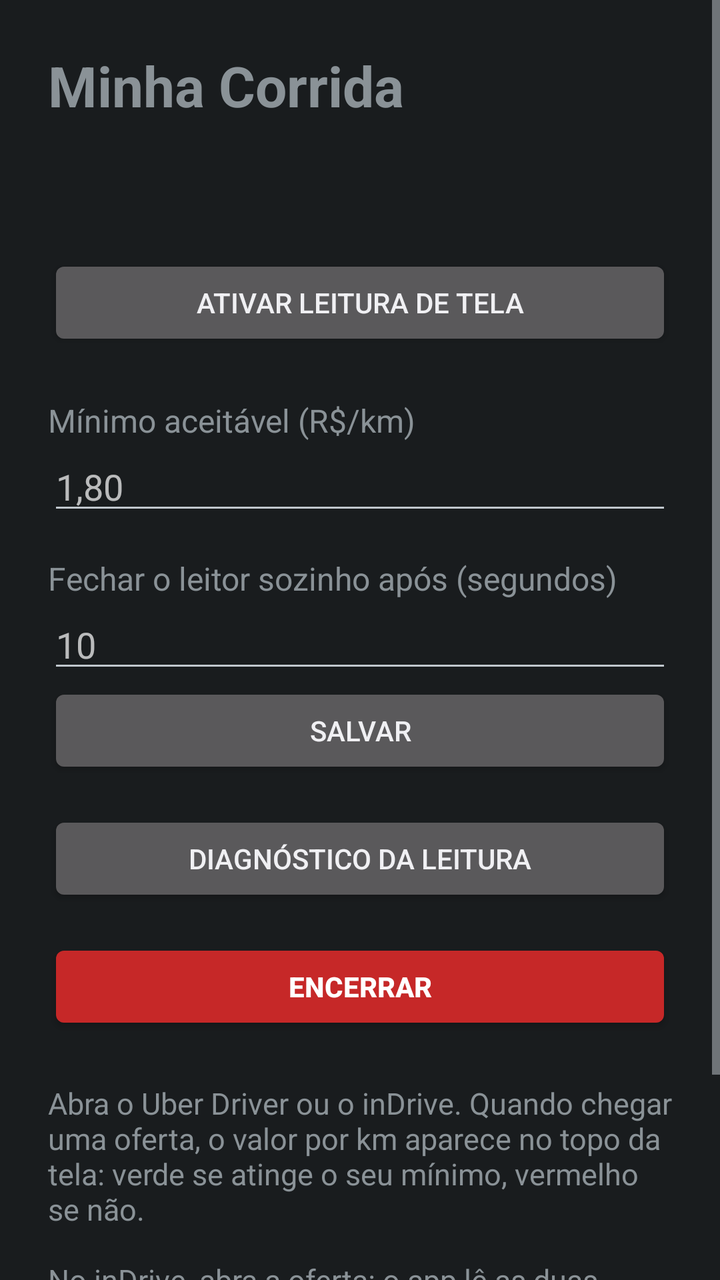
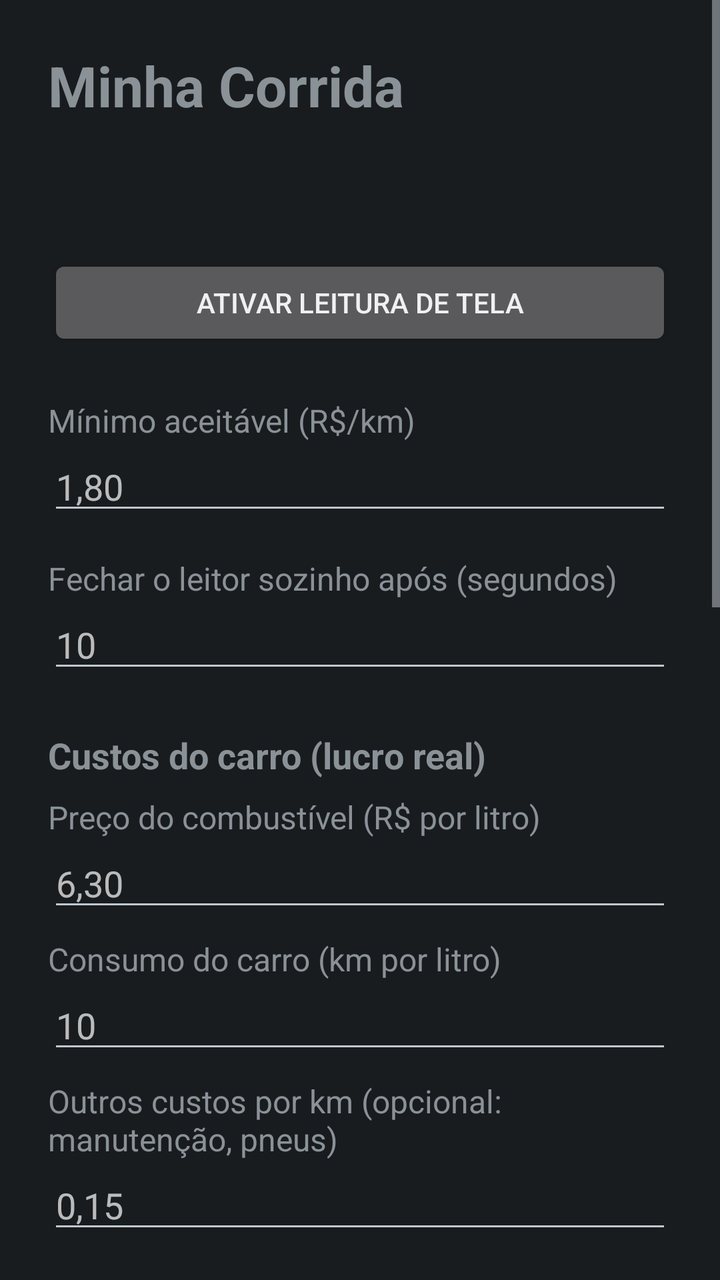

Two renders of the same Android screen: before a commit and after it. Below are the layout's source before the change and the commit's diff.
<!-- AndroidManifest.xml: application theme android:Theme.DeviceDefault.NoActionBar -->
<!-- res/layout/activity_main.xml -->
<?xml version="1.0" encoding="utf-8"?>
<ScrollView xmlns:android="http://schemas.android.com/apk/res/android"
    android:layout_width="match_parent"
    android:layout_height="match_parent">

    <LinearLayout
        android:layout_width="match_parent"
        android:layout_height="wrap_content"
        android:orientation="vertical"
        android:padding="24dp">

        <TextView
            android:layout_width="wrap_content"
            android:layout_height="wrap_content"
            android:text="@string/app_name"
            android:textSize="28sp"
            android:textStyle="bold" />

        <TextView
            android:id="@+id/tvVersion"
            android:layout_width="wrap_content"
            android:layout_height="wrap_content"
            android:alpha="0.7"
            android:textSize="13sp" />

        <TextView
            android:id="@+id/tvStatus"
            android:layout_width="wrap_content"
            android:layout_height="wrap_content"
            android:layout_marginTop="16dp"
            android:textSize="18sp" />

        <Button
            android:id="@+id/btnOpenSettings"
            android:layout_width="match_parent"
            android:layout_height="wrap_content"
            android:layout_marginTop="8dp"
            android:text="@string/open_settings" />

        <TextView
            android:layout_width="wrap_content"
            android:layout_height="wrap_content"
            android:layout_marginTop="24dp"
            android:text="@string/min_label"
            android:textSize="16sp" />

        <EditText
            android:id="@+id/etMinValue"
            android:layout_width="match_parent"
            android:layout_height="wrap_content"
            android:digits="0123456789,."
            android:hint="1,80"
            android:importantForAutofill="no"
            android:inputType="numberDecimal" />

        <TextView
            android:layout_width="wrap_content"
            android:layout_height="wrap_content"
            android:layout_marginTop="16dp"
            android:text="@string/timeout_label"
            android:textSize="16sp" />

        <EditText
            android:id="@+id/etTimeout"
            android:layout_width="match_parent"
            android:layout_height="wrap_content"
            android:hint="10"
            android:importantForAutofill="no"
            android:inputType="number"
            android:maxLength="3" />

        <Button
            android:id="@+id/btnSave"
            android:layout_width="match_parent"
            android:layout_height="wrap_content"
            android:text="@string/save" />

        <Button
            android:id="@+id/btnDiagnostics"
            android:layout_width="match_parent"
            android:layout_height="wrap_content"
            android:layout_marginTop="16dp"
            android:text="@string/diagnostics_title" />

        
        <Button
            android:id="@+id/btnExit"
            android:layout_width="match_parent"
            android:layout_height="wrap_content"
            android:layout_marginTop="16dp"
            android:backgroundTint="#C62828"
            android:text="@string/exit"
            android:textColor="#FFFFFFFF"
            android:textStyle="bold" />

        <TextView
            android:layout_width="wrap_content"
            android:layout_height="wrap_content"
            android:layout_marginTop="24dp"
            android:text="@string/help"
            android:textSize="15sp" />
    </LinearLayout>
</ScrollView>
<!-- resources referenced by this layout -->
<resources>
  <string name="app_name">Minha Corrida</string>
  <string name="diagnostics_title">Diagnóstico da leitura</string>
  <string name="exit">Encerrar</string>
  <string name="help">Abra o Uber Driver ou o inDrive. Quando chegar uma oferta, o valor por km aparece no topo da tela: verde se atinge o seu mínimo, vermelho se não.\n\nNo inDrive, abra a oferta: o app lê as duas distâncias do mapa (até o passageiro + viagem).\n\nO leitor fecha com um toque ou após o tempo configurado.</string>
  <string name="min_label">Mínimo aceitável (R$/km)</string>
  <string name="open_settings">Ativar leitura de tela</string>
  <string name="save">Salvar</string>
  <string name="timeout_label">Fechar o leitor sozinho após (segundos)</string>
</resources>

<!-- the commit's change to res/layout/activity_main.xml (unified diff, before → after) -->
@@ -69,6 +69,120 @@
             android:inputType="number"
             android:maxLength="3" />
 
+        
+        <TextView
+            android:layout_width="wrap_content"
+            android:layout_height="wrap_content"
+            android:layout_marginTop="24dp"
+            android:text="@string/cost_title"
+            android:textSize="18sp"
+            android:textStyle="bold" />
+
+        <TextView
+            android:layout_width="wrap_content"
+            android:layout_height="wrap_content"
+            android:layout_marginTop="8dp"
+            android:text="@string/fuel_price_label"
+            android:textSize="16sp" />
+
+        <EditText
+            android:id="@+id/etFuelPrice"
+            android:layout_width="match_parent"
+            android:layout_height="wrap_content"
+            android:digits="0123456789,."
+            android:hint="6,30"
+            android:importantForAutofill="no"
+            android:inputType="numberDecimal" />
+
+        <TextView
+            android:layout_width="wrap_content"
+            android:layout_height="wrap_content"
+            android:layout_marginTop="8dp"
+            android:text="@string/km_per_liter_label"
+            android:textSize="16sp" />
+
+        <EditText
+            android:id="@+id/etKmPerLiter"
+            android:layout_width="match_parent"
+            android:layout_height="wrap_content"
+            android:digits="0123456789,."
+            android:hint="10"
+            android:importantForAutofill="no"
+            android:inputType="numberDecimal" />
+
+        <TextView
+            android:layout_width="wrap_content"
+            android:layout_height="wrap_content"
+            android:layout_marginTop="8dp"
+            android:text="@string/other_cost_label"
+            android:textSize="16sp" />
+
+        <EditText
+            android:id="@+id/etOtherCost"
+            android:layout_width="match_parent"
+            android:layout_height="wrap_content"
+            android:digits="0123456789,."
+            android:hint="0,15"
+            android:importantForAutofill="no"
+            android:inputType="numberDecimal" />
+
+        <TextView
+            android:id="@+id/tvCostSummary"
+            android:layout_width="wrap_content"
+            android:layout_height="wrap_content"
+            android:layout_marginTop="4dp"
+            android:alpha="0.85"
+            android:textSize="14sp" />
+
+        
+        <TextView
+            android:layout_width="wrap_content"
+            android:layout_height="wrap_content"
+            android:layout_marginTop="24dp"
+            android:text="@string/min_rating_label"
+            android:textSize="16sp" />
+
+        <EditText
+            android:id="@+id/etMinRating"
+            android:layout_width="match_parent"
+            android:layout_height="wrap_content"
+            android:digits="0123456789,."
+            android:hint="4,70"
+            android:importantForAutofill="no"
+            android:inputType="numberDecimal" />
+
+        
+        <TextView
+            android:layout_width="wrap_content"
+            android:layout_height="wrap_content"
+            android:layout_marginTop="24dp"
+            android:text="@string/apps_title"
+            android:textSize="18sp"
+            android:textStyle="bold" />
+
+        <CheckBox
+            android:id="@+id/cbUber"
+            android:layout_width="wrap_content"
+            android:layout_height="wrap_content"
+            android:text="Uber"
+            android:textSize="16sp" />
+
+        <CheckBox
+            android:id="@+id/cbInDrive"
+            android:layout_width="wrap_content"
+            android:layout_height="wrap_content"
+            android:text="inDrive"
+            android:textSize="16sp" />
+
+        <Switch
+            android:id="@+id/swVoice"
+            android:layout_width="match_parent"
+            android:layout_height="wrap_content"
+            android:layout_marginTop="16dp"
+            android:layout_marginBottom="8dp"
+            android:text="@string/voice_label"
+            android:textSize="16sp" />
+
         <Button
             android:id="@+id/btnSave"
             android:layout_width="match_parent"
<!-- resource entries referenced after the edit -->
@@ -1,12 +1,19 @@
 <!-- resources referenced by this layout -->
 <resources>
   <string name="app_name">Minha Corrida</string>
+  <string name="apps_title">Apps lidos e informados</string>
+  <string name="cost_title">Custos do carro (lucro real)</string>
   <string name="diagnostics_title">Diagnóstico da leitura</string>
   <string name="exit">Encerrar</string>
+  <string name="fuel_price_label">Preço do combustível (R$ por litro)</string>
   <string name="help">Abra o Uber Driver ou o inDrive. Quando chegar uma oferta, o valor por km aparece no topo da tela: verde se atinge o seu mínimo, vermelho se não.\n\nNo inDrive, abra a oferta: o app lê as duas distâncias do mapa (até o passageiro + viagem).\n\nO leitor fecha com um toque ou após o tempo configurado.</string>
+  <string name="km_per_liter_label">Consumo do carro (km por litro)</string>
   <string name="min_label">Mínimo aceitável (R$/km)</string>
+  <string name="min_rating_label">Nota mínima do passageiro (vazio = sem filtro)</string>
   <string name="open_settings">Ativar leitura de tela</string>
+  <string name="other_cost_label">Outros custos por km (opcional: manutenção, pneus)</string>
   <string name="save">Salvar</string>
   <string name="timeout_label">Fechar o leitor sozinho após (segundos)</string>
+  <string name="voice_label">Falar \"Aceitar corrida\" nas corridas verdes</string>
 </resources>
 
